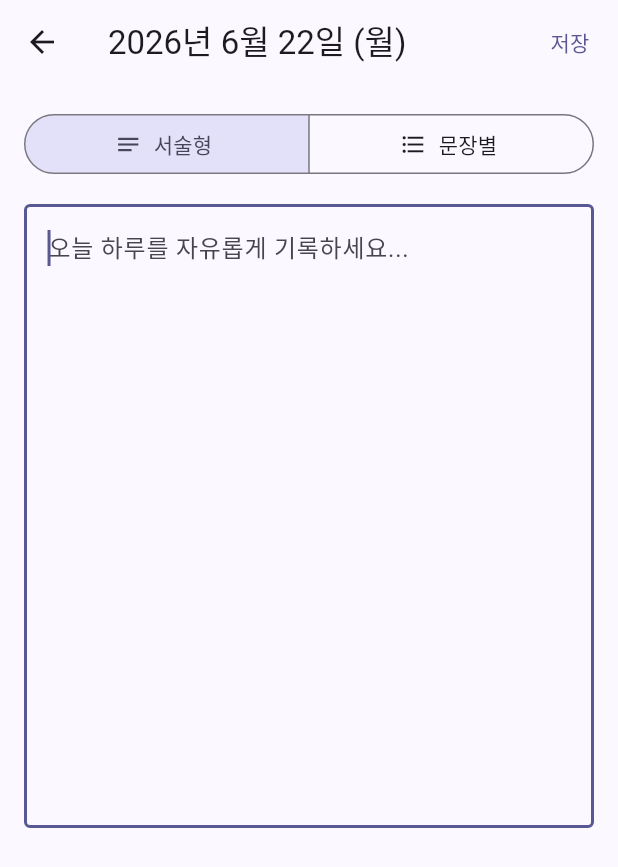
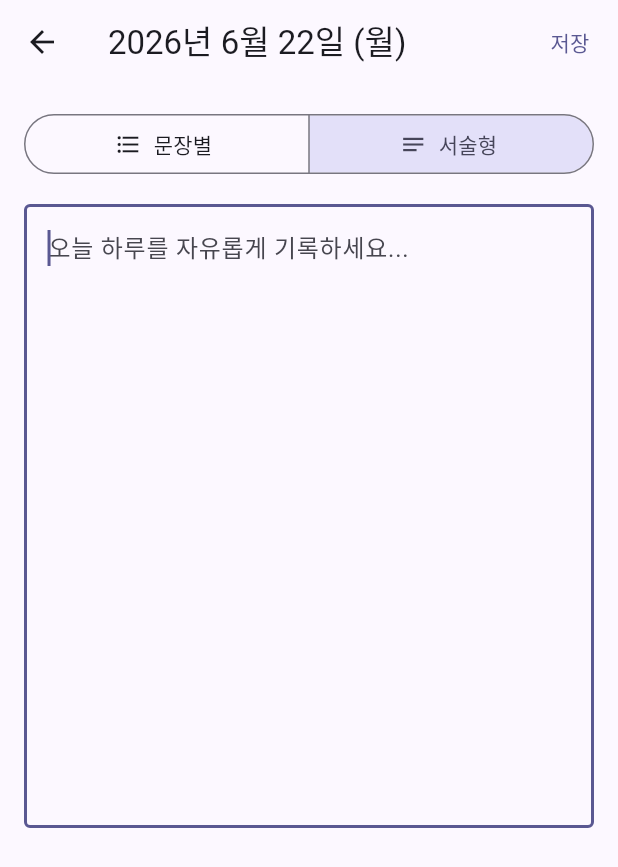
Before and after one commit to hongsytop-tech/Mobile-Application-Maker, a Flutter app: the DiaryCalendarScreen screen opened directly, after a tap on an icon or button, on a phone screen of 412 x 824 dp. Shown: the top 867 px of the screen. Run offline on Flutter 3.47's test engine with Material 3 defaults, Android fonts, the phone set to English and light mode, and no system bars; our stand-ins replace cached_network_image, dio, fl_chart, flutter_dotenv, flutter_local_notifications, flutter_riverpod and 7 more; missing offline and left inert: dart:html; accounts and stored records are empty; network calls fail; Roboto replaces fonts that are missing (Pretendard).

Commit message:
feat(diary): 캘린더 시작 요일 일요일 + 일기 편집 모드 순서(문장별→서술형)

```diff
--- a/lib/features/diary/screens/diary_calendar_screen.dart
+++ b/lib/features/diary/screens/diary_calendar_screen.dart
@@ -57,7 +57,7 @@ class _DiaryCalendarScreenState extends ConsumerState<DiaryCalendarScreen> {
               CalendarFormat.twoWeeks: '2주',
               CalendarFormat.week: '주',
             },
-            startingDayOfWeek: StartingDayOfWeek.monday,
+            startingDayOfWeek: StartingDayOfWeek.sunday,
             onFormatChanged: (f) => setState(() => _format = f),
             onDaySelected: (selected, focused) {
               setState(() {
--- a/lib/features/diary/screens/diary_edit_screen.dart
+++ b/lib/features/diary/screens/diary_edit_screen.dart
@@ -137,14 +137,14 @@ class _DiaryEditScreenState extends ConsumerState<DiaryEditScreen> {
           SegmentedButton<DiaryMode>(
             segments: const [
               ButtonSegment(
+                value: DiaryMode.sentences,
+                label: Text('문장별'),
+                icon: Icon(Icons.format_list_bulleted),
+              ),
+              ButtonSegment(
                 value: DiaryMode.freeform,
                 label: Text('서술형'),
                 icon: Icon(Icons.notes),
-              ),
-              ButtonSegment(
-                value: DiaryMode.sentences,
-                label: Text('문장별'),
-                icon: Icon(Icons.format_list_bulleted),
               ),
             ],
             selected: {_mode},
```
